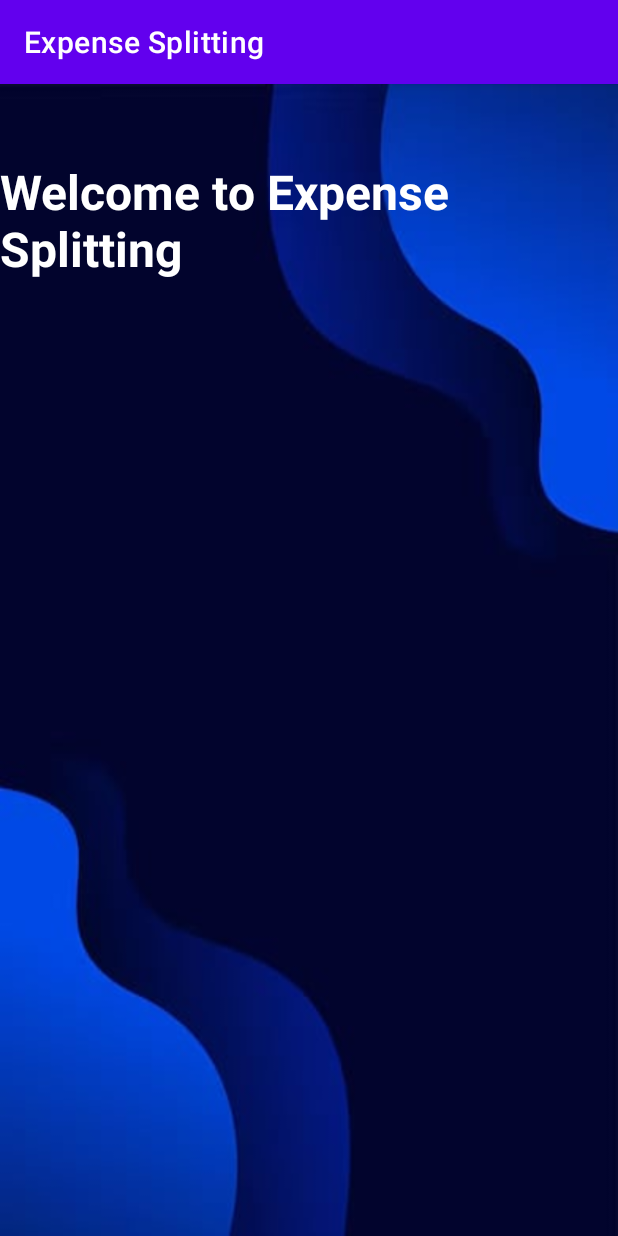
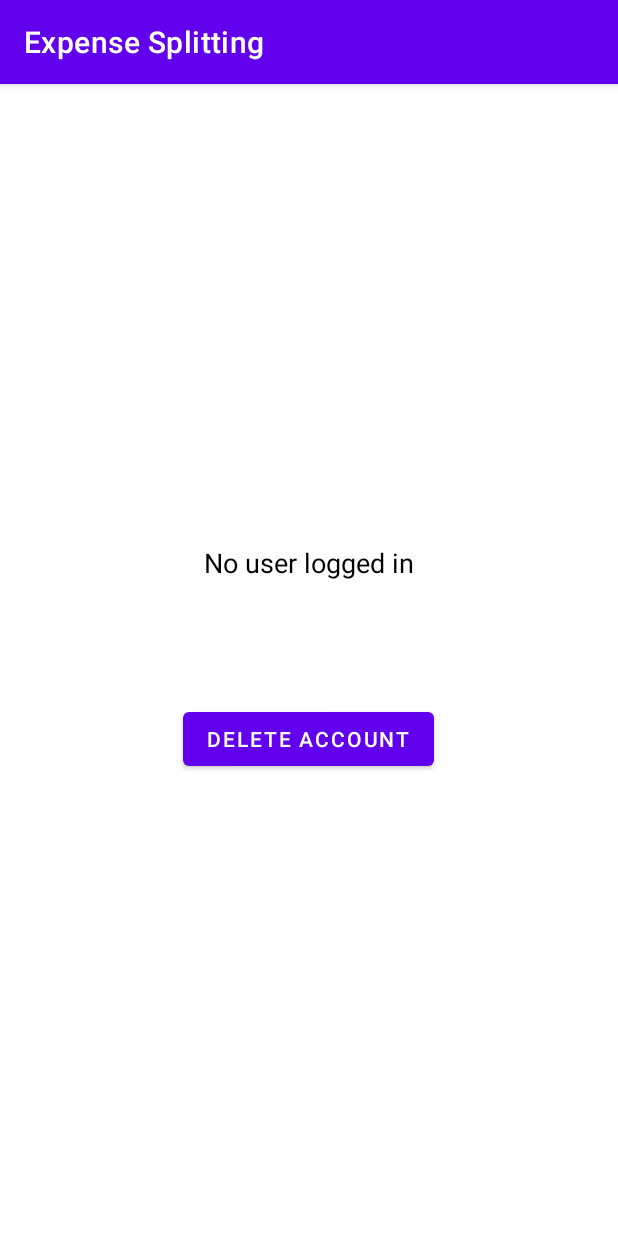
Before and after one commit to dthjnh/Expense-Splitting-Android-ASM3, an Android app: the screen it shows after launch (MainActivity), on a phone screen of 412 x 824 dp. Run offline under Robolectric (Android 15) with nearby library versions, the phone set to English and light mode, and no system bars; our stand-ins replace Firebase (no records; nobody signed in at launch, a user with empty details on screens opened directly).

Commit message:
add them show database voi delete account

```diff
--- a/app/build.gradle.kts
+++ b/app/build.gradle.kts
@@ -39,6 +39,8 @@ dependencies {
     implementation(libs.activity)
     implementation(libs.constraintlayout)
     implementation(libs.firebase.auth)
+    implementation(libs.firebase.firestore)
+    implementation(libs.com.google.gms.google.services.gradle.plugin)
     testImplementation(libs.junit)
     androidTestImplementation(libs.ext.junit)
     androidTestImplementation(libs.espresso.core)
--- a/app/src/main/res/layout/activity_main.xml
+++ b/app/src/main/res/layout/activity_main.xml
@@ -1,21 +1,41 @@
-<?xml version="1.0" encoding="utf-8"?>
-<RelativeLayout xmlns:android="http://schemas.android.com/apk/res/android"
+<LinearLayout xmlns:android="http://schemas.android.com/apk/res/android"
     android:layout_width="match_parent"
     android:layout_height="match_parent"
-    android:background="@drawable/background">
+    android:orientation="vertical"
+    android:gravity="center"
+    android:padding="16dp">
 
-    <!-- Title -->
     <TextView
-        android:id="@+id/signUpTitle"
+        android:id="@+id/userNameTextView"
         android:layout_width="wrap_content"
         android:layout_height="wrap_content"
-        android:layout_centerHorizontal="true"
-        android:layout_marginTop="50dp"
-        android:text="Welcome to Expense Splitting"
-        android:textColor="#FFFFFF"
-        android:textSize="32sp"
-        android:textStyle="bold" />
+        android:text="User Name"
+        android:textSize="18sp"
+        android:layout_marginBottom="8dp"
+        android:textColor="#000000" />
 
+    <TextView
+        android:id="@+id/userEmailTextView"
+        android:layout_width="wrap_content"
+        android:layout_height="wrap_content"
+        android:text="User Email"
+        android:textSize="18sp"
+        android:layout_marginBottom="8dp"
+        android:textColor="#000000" />
 
+    <TextView
+        android:id="@+id/userBirthdateTextView"
+        android:layout_width="wrap_content"
+        android:layout_height="wrap_content"
+        android:text="User Birthdate"
+        android:textSize="18sp"
+        android:textColor="#000000" />
 
-</RelativeLayout>
+    <Button
+        android:id="@+id/deleteAccountButton"
+        android:layout_width="wrap_content"
+        android:layout_height="wrap_content"
+        android:text="Delete Account"
+        android:layout_marginTop="16dp"
+        android:layout_gravity="center_horizontal"/>
+</LinearLayout>
--- a/gradle/libs.versions.toml
+++ b/gradle/libs.versions.toml
@@ -10,6 +10,8 @@ constraintlayout = "2.2.0"
 firebaseBom = "33.6.0"
 googleGmsGoogleServices = "4.4.2"
 firebaseAuth = "23.1.0"
+firebaseFirestore = "25.1.1"
+comGoogleGmsGoogleServicesGradlePlugin = "4.4.2"
 
 [libraries]
 junit = { group = "junit", name = "junit", version.ref = "junit" }
@@ -21,6 +23,8 @@ activity = { group = "androidx.activity", name = "activity", version.ref = "acti
 constraintlayout = { group = "androidx.constraintlayout", name = "constraintlayout", version.ref = "constraintlayout" }
 firebase-bom = { group = "com.google.firebase", name = "firebase-bom", version.ref = "firebaseBom" }
 firebase-auth = { group = "com.google.firebase", name = "firebase-auth", version.ref = "firebaseAuth" }
+firebase-firestore = { group = "com.google.firebase", name = "firebase-firestore", version.ref = "firebaseFirestore" }
+com-google-gms-google-services-gradle-plugin = { group = "com.google.gms.google-services", name = "com.google.gms.google-services.gradle.plugin", version.ref = "comGoogleGmsGoogleServicesGradlePlugin" }
 
 [plugins]
 android-application = { id = "com.android.application", version.ref = "agp" }
```
Also changed, not shown: app/src/main/java/com/example/expensesplitting/MainActivity.java (+145 -4 lines), app/src/main/java/com/example/expensesplitting/SignUp.java (+12 -4 lines).
